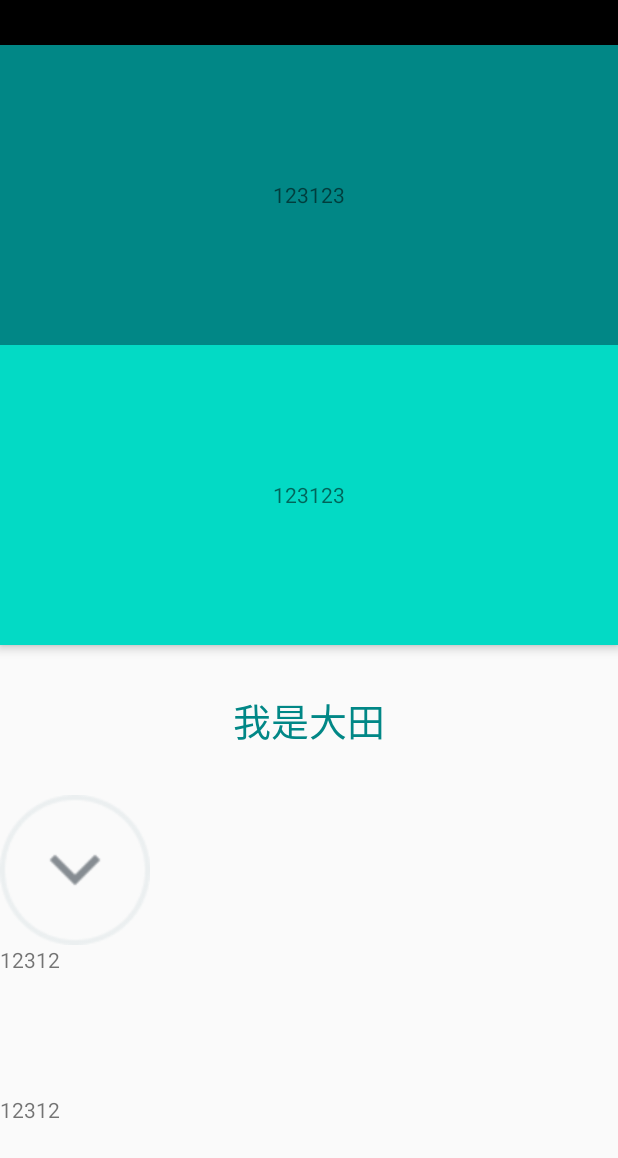
After one commit to LeLe673893702/SpanDemo, an Android app: the NestWithRecyclerViewActivity screen opened directly, with no data from a screen before it, on a phone screen of 412 x 824 dp. The commit adds this screen. Shown: the top 1158 px of the screen. Run offline under Robolectric (Android 15) with nearby library versions, the phone set to English and light mode, and no system bars.

Commit message:
完成youtube

```diff
--- /dev/null
+++ b/app/src/main/java/com/example/spandemo/nest/ContentTextViewGroup.kt
@@ -0,0 +1,15 @@
+package com.example.spandemo.nest
+
+import android.content.Context
+import android.util.AttributeSet
+import android.view.LayoutInflater
+import android.widget.FrameLayout
+import com.example.spandemo.R
+
+class ContentTextViewGroup @JvmOverloads constructor(
+    context: Context, attrs: AttributeSet? = null
+) : FrameLayout(context, attrs) {
+    init {
+       LayoutInflater.from(context).inflate(R.layout.content_text_view_group, this)
+    }
+}
--- /dev/null
+++ b/app/src/main/java/com/example/spandemo/nest/NestWithRecyclerViewActivity.kt
@@ -0,0 +1,15 @@
+package com.example.spandemo.nest
+
+import androidx.appcompat.app.AppCompatActivity
+import android.os.Bundle
+import android.widget.FrameLayout
+import androidx.fragment.app.FragmentActivity
+import com.example.spandemo.R
+
+class NestWithRecyclerViewActivity : FragmentActivity() {
+    override fun onCreate(savedInstanceState: Bundle?) {
+        super.onCreate(savedInstanceState)
+        setContentView(R.layout.activity_nest_with_recycler_view)
+        supportFragmentManager.beginTransaction().add(R.id.fl_fragment, RecyclerViewFragment.newInstance()).commit()
+    }
+}
--- /dev/null
+++ b/app/src/main/java/com/example/spandemo/nest/RecyclerViewFragment.kt
@@ -0,0 +1,89 @@
+package com.example.spandemo.nest
+
+import android.content.Context
+import android.os.Bundle
+import android.util.Log
+import androidx.fragment.app.Fragment
+import android.view.LayoutInflater
+import android.view.View
+import android.view.ViewGroup
+import android.widget.ImageView
+import android.widget.TextView
+import androidx.recyclerview.widget.LinearLayoutManager
+import androidx.recyclerview.widget.RecyclerView
+import com.example.spandemo.R
+
+
+/**
+ * A simple [Fragment] subclass.
+ * Use the [RecyclerViewFragment.newInstance] factory method to
+ * create an instance of this fragment.
+ */
+class RecyclerViewFragment : Fragment() {
+
+    override fun onCreateView(
+        inflater: LayoutInflater, container: ViewGroup?,
+        savedInstanceState: Bundle?
+    ): View? {
+        return inflater.inflate(R.layout.fragment_recycler_view, container, false)
+    }
+
+    override fun onViewCreated(view: View, savedInstanceState: Bundle?) {
+        super.onViewCreated(view, savedInstanceState)
+        view.findViewById<RecyclerView>(R.id.rv_item).apply {
+            val lm = LinearLayoutManager(context)
+            layoutManager = lm
+            adapter = StringAdapter(context)
+            addOnScrollListener(object : RecyclerView.OnScrollListener() {
+                override fun onScrolled(recyclerView: RecyclerView, dx: Int, dy: Int) {
+                    super.onScrolled(recyclerView, dx, dy)
+                    val visiblePos = lm.findFirstVisibleItemPosition()
+                    if (visiblePos == 0) {
+                        lm.findViewByPosition(visiblePos)?.let { view->
+                            view.findViewById<ImageView>(R.id.iv_down_arrow)?.let {iv->
+                                Log.d("RecyclerViewFragment", "findViewByPosition -- $iv --- $dy")
+                            }
+                        }
+                    }
+                }
+            })
+        }
+    }
+
+    companion object {
+        @JvmStatic
+        fun newInstance() =
+            RecyclerViewFragment()
+    }
+
+    class StringAdapter(private val context: Context) : RecyclerView.Adapter<RecyclerView.ViewHolder>() {
+        class ViewHolder(view: View): RecyclerView.ViewHolder(view) {
+
+        }
+
+        class TopViewHolder(view: View) : RecyclerView.ViewHolder(view) {
+
+        }
+
+        override fun getItemViewType(position: Int): Int {
+            return if (position == 0) 0 else 1
+        }
+
+        override fun onCreateViewHolder(parent: ViewGroup, viewType: Int): RecyclerView.ViewHolder {
+//            Log.d("RecyclerViewFragment", "onCreateViewHolder")
+            if (viewType == 0) {
+                return TopViewHolder(LayoutInflater.from(context).inflate(R.layout.recycler_fragment_item_top_view, parent, false))
+            }
+            return ViewHolder(TextView(context).apply {
+                layoutParams = ViewGroup.LayoutParams(ViewGroup.LayoutParams.MATCH_PARENT, 150)
+                text = "12312"
+            })
+        }
+
+        override fun onBindViewHolder(holder: RecyclerView.ViewHolder, position: Int) {
+//            Log.d("RecyclerViewFragment", "onBindViewHolder -- $position")
+        }
+
+        override fun getItemCount() = 200
+    }
+}
--- /dev/null
+++ b/app/src/main/res/layout/activity_nest_with_recycler_view.xml
@@ -0,0 +1,57 @@
+<?xml version="1.0" encoding="utf-8"?>
+<LinearLayout
+    xmlns:android="http://schemas.android.com/apk/res/android"
+    xmlns:app="http://schemas.android.com/apk/res-auto"
+    xmlns:tools="http://schemas.android.com/tools"
+    android:layout_width="match_parent"
+    android:layout_height="match_parent"
+    android:orientation="vertical"
+>
+
+    <androidx.appcompat.widget.Toolbar
+        android:layout_width="match_parent"
+        android:layout_height="30dp"
+        android:background="@color/black"
+        />
+<androidx.coordinatorlayout.widget.CoordinatorLayout
+    android:layout_width="match_parent"
+    android:layout_height="match_parent"
+    tools:context=".nest.NestWithRecyclerViewActivity"
+    >
+
+        <com.google.android.material.appbar.AppBarLayout
+            android:layout_width="match_parent"
+            android:layout_height="wrap_content"
+            android:orientation="vertical"
+            >
+
+            <TextView
+                android:layout_width="match_parent"
+                android:layout_height="200dp"
+                android:background="@color/teal_700"
+                android:text="123123"
+                android:gravity="center"
+                app:layout_scrollFlags="scroll|enterAlways"
+                />
+
+            <TextView
+                android:layout_width="match_parent"
+                android:layout_height="200dp"
+                android:background="@color/teal_200"
+                android:text="123123"
+                android:gravity="center"
+                app:layout_scrollFlags="scroll|enterAlways"
+                />
+
+        </com.google.android.material.appbar.AppBarLayout>
+
+        <FrameLayout
+            android:id="@+id/fl_fragment"
+            android:layout_width="match_parent"
+            android:layout_height="match_parent"
+            app:layout_behavior="com.google.android.material.appbar.AppBarLayout$ScrollingViewBehavior"
+            />
+
+    </androidx.coordinatorlayout.widget.CoordinatorLayout>
+
+</LinearLayout>
--- /dev/null
+++ b/app/src/main/res/layout/content_text_view_group.xml
@@ -0,0 +1,17 @@
+<?xml version="1.0" encoding="utf-8"?>
+<merge xmlns:android="http://schemas.android.com/apk/res/android"
+    xmlns:tools="http://schemas.android.com/tools"
+    android:layout_width="match_parent"
+    android:layout_height="match_parent"
+    tools:parentTag="android.widget.FrameLayout"
+    >
+
+
+    <ImageView
+        android:id="@+id/iv_down_arrow"
+        android:layout_width="100dp"
+        android:layout_height="100dp"
+        android:src="@drawable/gd_ic_hot_keys_down"
+        />
+
+</merge>
--- /dev/null
+++ b/app/src/main/res/layout/fragment_recycler_view.xml
@@ -0,0 +1,9 @@
+<?xml version="1.0" encoding="utf-8"?>
+
+
+<androidx.recyclerview.widget.RecyclerView
+    xmlns:android="http://schemas.android.com/apk/res/android"
+    xmlns:tools="http://schemas.android.com/tools"
+    android:id="@+id/rv_item"
+    android:layout_height="match_parent"
+     android:layout_width="match_parent"/>
--- /dev/null
+++ b/app/src/main/res/layout/recycler_fragment_item_top_view.xml
@@ -0,0 +1,24 @@
+<?xml version="1.0" encoding="utf-8"?>
+<LinearLayout xmlns:android="http://schemas.android.com/apk/res/android"
+    android:layout_width="match_parent"
+    android:layout_height="200dp"
+    android:orientation="vertical"
+    >
+
+    <TextView
+        android:id="@+id/tvLabel"
+        android:layout_width="match_parent"
+        android:layout_height="100dp"
+        android:gravity="center"
+        android:textColor="@color/teal_700"
+        android:textSize="25dp"
+        android:text="我是大田"
+        />
+
+    <com.example.spandemo.nest.ContentTextViewGroup
+        android:id="@+id/content_text_view_group"
+        android:layout_width="wrap_content"
+        android:layout_height="wrap_content"
+        />
+
+</LinearLayout>
--- a/app/src/main/res/values/strings.xml
+++ b/app/src/main/res/values/strings.xml
@@ -1,4 +1,6 @@
 <resources>
     <string name="app_name">SpanDemo</string>
     <string name="app_info">appinfo</string>
+    <!-- TODO: Remove or change this placeholder text -->
+    <string name="hello_blank_fragment">Hello blank fragment</string>
 </resources>
```
Also changed, not shown: app/src/main/AndroidManifest.xml (+11 -7 lines), app/src/main/java/com/example/spandemo/youtueb/PhotoWebView.java (added, +172 -0 lines), app/src/main/java/com/example/spandemo/youtueb/YoutubeActivity.java (added, +26 -0 lines), app/src/main/res/layout/activity_youtube.xml (added, +11 -0 lines).
